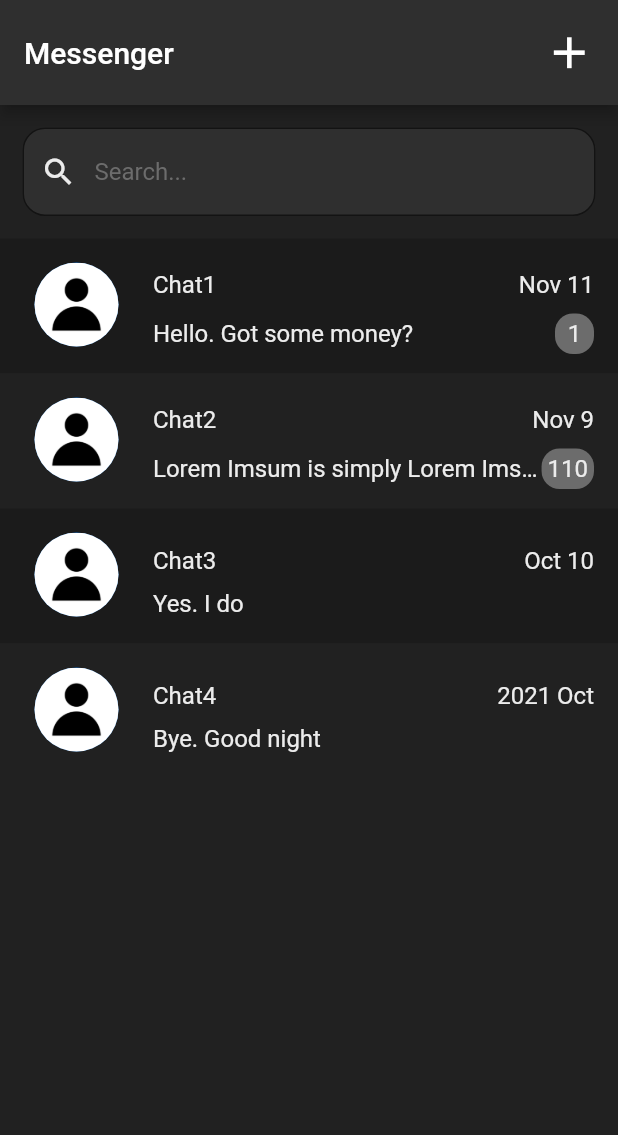
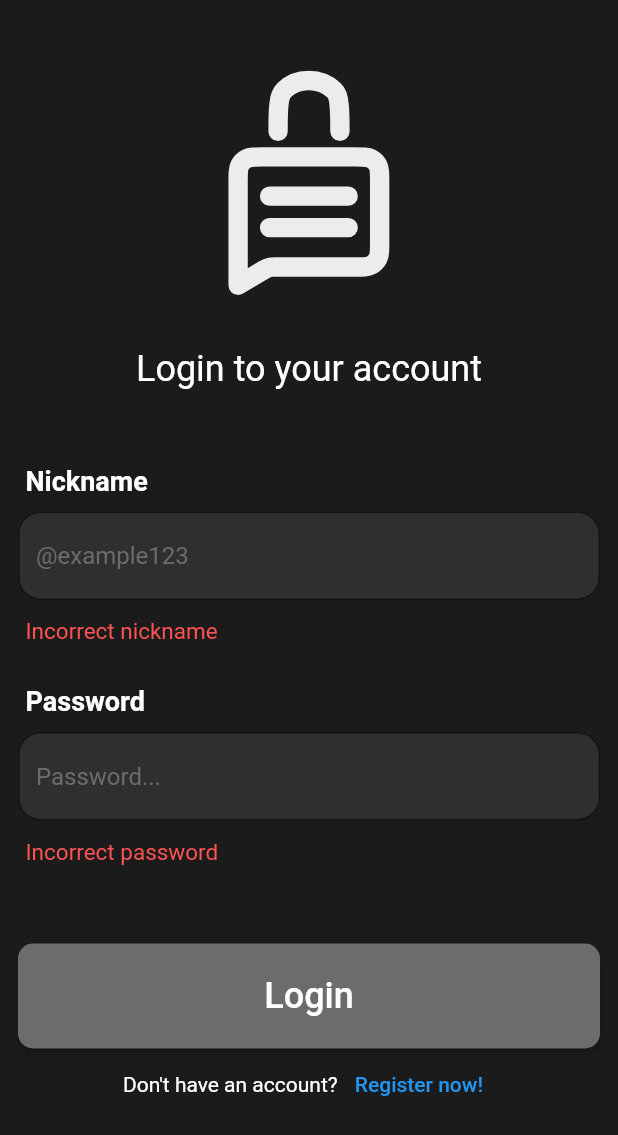
Before and after one commit to samb1232/private_messenger_frontend, a Flutter app: the screen it shows after launch, on a phone screen of 412 x 824 dp. Shown: the top 1135 px of the screen. Run offline on Flutter 3.47's test engine with Material 2 defaults, Android fonts, the phone set to English and light mode, and no system bars; our stand-ins replace flutter_svg.

Commit message:
Added login page

```diff
--- a/lib/main.dart
+++ b/lib/main.dart
@@ -3,6 +3,7 @@ import 'package:flutter/services.dart';
 import 'package:private_messenger/pages/add_new_chat_page.dart';
 import 'package:private_messenger/pages/chat_page.dart';
 import 'package:private_messenger/pages/home_page.dart';
+import 'package:private_messenger/pages/login_page.dart';
 
 void main() {
   runApp(OrientationBuilder(
@@ -13,9 +14,10 @@ void main() {
       ]);
 
       return MaterialApp(
-        initialRoute: '/',
+        initialRoute: '/login',
         routes: {
-          '/': (context) => const HomePage(),
+          '/login': (context) => const LoginPage(),
+          '/home': (context) => const HomePage(),
           '/chat': (context) => const ChatPage(),
           '/add_new_chat': (context) => const AddNewChatPage(),
         },
--- /dev/null
+++ b/lib/pages/login_page.dart
@@ -0,0 +1,191 @@
+import 'package:flutter/material.dart';
+import 'package:private_messenger/strings.dart';
+import 'package:private_messenger/style/colors.dart';
+import 'package:flutter_svg/flutter_svg.dart';
+
+
+class LoginPage extends StatelessWidget {
+  const LoginPage({super.key});
+
+  @override
+  Widget build(BuildContext context) {
+    return Scaffold(
+      backgroundColor: MyColors.dark3,
+      body: SafeArea(
+          child: Padding(
+            padding: const EdgeInsets.all(12),
+            child: ListView(
+              children: [
+                Center(
+                  child: SvgPicture.asset(
+                    "assets/logo.svg",
+                    width: 220,
+                    height: 220,
+                  ),
+                ),
+                const Center(
+                  child: Text(
+                    Strings.loginToAccountText,
+                    style: TextStyle(
+                      fontSize: 24,
+                      color: Colors.white,
+                    ),
+                  ),
+                ),
+                const SizedBox(height: 50,),
+                const Padding(
+                  padding: EdgeInsets.only(left: 5),
+                  child: Text(
+                    Strings.nicknameText,
+                    style: TextStyle(
+                      color: Colors.white,
+                      fontSize: 18,
+                      fontWeight: FontWeight.bold,
+                    ),
+                  ),
+                ),
+                const SizedBox(height: 10,),
+                Row(
+                  children: [
+                    Expanded(
+                      child: TextField(
+                        style: const TextStyle(
+                          color: MyColors.light1,
+                        ),
+                        decoration: InputDecoration(
+                          focusedBorder: OutlineInputBorder(
+                            borderSide: const BorderSide(color: MyColors.grey1),
+                            borderRadius: BorderRadius.circular(15),
+                          ),
+                          filled: true,
+                          fillColor: MyColors.dark1,
+                          border: OutlineInputBorder(
+                            borderRadius: BorderRadius.circular(15),
+                          ),
+                          hintText: Strings.nicknameExampleHintText,
+                          hintStyle: const TextStyle(
+                            color: MyColors.grey1,
+                          ),
+                        ),
+                      ),
+                    ),
+                  ],
+                ),
+
+                const Padding(
+                  padding: EdgeInsets.symmetric(vertical: 12, horizontal: 5),
+                  child: Text(
+                    Strings.incorrectNicknameText,
+                    style: TextStyle(
+                      color: MyColors.error,
+                      fontSize: 15,
+                    ),
+                  ),
+                ),
+                const SizedBox(height: 15,),
+
+                const Padding(
+                  padding: EdgeInsets.only(left: 5),
+                  child: Text(
+                    Strings.passwordText,
+                    style: TextStyle(
+                      color: Colors.white,
+                      fontSize: 18,
+                      fontWeight: FontWeight.bold,
+                    ),
+                  ),
+                ),
+                const SizedBox(height: 10,),
+                Row(
+                  children: [
+                    Expanded(
+                      child: TextField(
+                        style: const TextStyle(
+                          color: MyColors.light1,
+                        ),
+                        decoration: InputDecoration(
+                          focusedBorder: OutlineInputBorder(
+                            borderSide: const BorderSide(color: MyColors.grey1),
+                            borderRadius: BorderRadius.circular(15),
+                          ),
+                          filled: true,
+                          fillColor: MyColors.dark1,
+                          border: OutlineInputBorder(
+                            borderRadius: BorderRadius.circular(15),
+                          ),
+                          hintText: Strings.passwordExampleHintText,
+                          hintStyle: const TextStyle(
+                            color: MyColors.grey1,
+                          ),
+                        ),
+                      ),
+                    ),
+                  ],
+                ),
+                const Padding(
+                  padding: EdgeInsets.symmetric(vertical: 12, horizontal: 5),
+                  child: Text(
+                    Strings.incorrectPasswordText,
+                    style: TextStyle(
+                      color: MyColors.error,
+                      fontSize: 15,
+                    ),
+                  ),
+                ),
+                const SizedBox(height: 40,),
+
+
+                SizedBox(
+                  width: double.infinity,
+                  height: 70,
+                  child: ElevatedButton(
+                    style: ElevatedButton.styleFrom(
+                      backgroundColor: MyColors.grey1,
+                      shape: RoundedRectangleBorder(
+                        borderRadius: BorderRadius.circular(10.0),
+                      ),
+                    ),
+                    onPressed: () {
+                      // TODO: Реализовать функцию проверки ника и пароля
+                      gotoMainPage(context);
+                    },
+                    child: const Text(
+                      Strings.loginText,
+                      style: TextStyle(
+                          fontSize: 24,
+
+                          color: Colors.white
+                      ),
+                    ),
+                  ),
+                ),
+
+                Row(
+                  mainAxisAlignment: MainAxisAlignment.center,
+                  children: [
+                    const Text(
+                      Strings.doNotHaveAccountText,
+                      style: TextStyle(
+                        color: Colors.white,
+                      ),
+                    ),
+                    TextButton(
+                        onPressed: () {
+                          // TODO: реализовать функцию перехода на страницу регистрации
+                        },
+                        child: const Text(Strings.registerNowText)
+                    )
+                  ],
+                )
+
+              ],
+            ),
+          )
+      ),
+    );
+  }
+}
+
+void gotoMainPage(BuildContext context) {
+  Navigator.pushReplacementNamed(context, "/home");
+}
--- a/lib/strings.dart
+++ b/lib/strings.dart
@@ -13,7 +13,18 @@ class Strings {
   static const String enterUserNameText = "User";
   static const String createChatText = "Create chat";
 
+  static const String loginToAccountText = "Login to your account";
+  static const String nicknameText = "Nickname";
+  static const String nicknameExampleHintText = "@example123";
+  static const String passwordText = "Password";
+  static const String passwordExampleHintText = "Password...";
+  static const String loginText = "Login";
+  static const String doNotHaveAccountText = "Don't have an account? ";
+  static const String registerNowText = "Register now!";
+
 
   static const String enterValidNicknameText = "Enter a valid nickname";
+  static const String incorrectNicknameText = "Incorrect nickname";
+  static const String incorrectPasswordText = "Incorrect password";
 
 }
--- a/pubspec.yaml
+++ b/pubspec.yaml
@@ -28,6 +28,7 @@ environment:
 # the latest version available on pub.dev. To see which dependencies have newer
 # versions available, run `flutter pub outdated`.
 dependencies:
+  flutter_svg:
   flutter:
     sdk: flutter
 
```
Also changed, not shown: assets/logo.svg, pubspec.lock.
